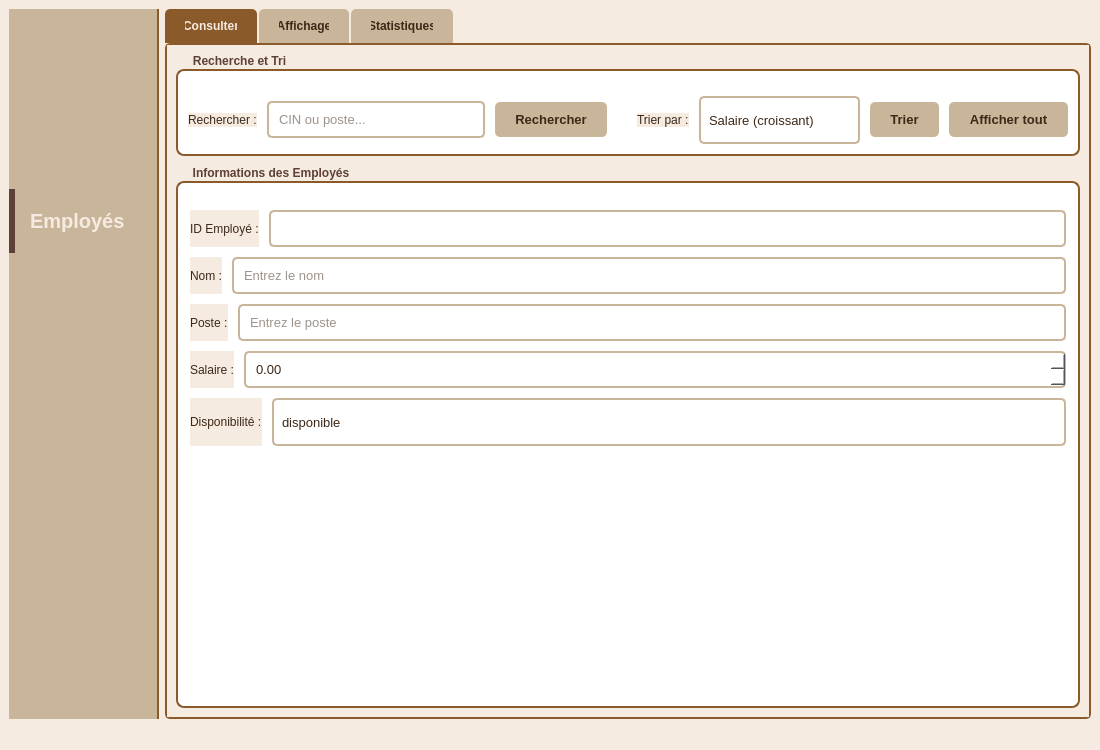
Esprit-UP-Algo/projetcpp2526-s2-2a8-smart-carpentry-morkshop-management, file interface_employe/mainwindow.ui: the form before one commit.
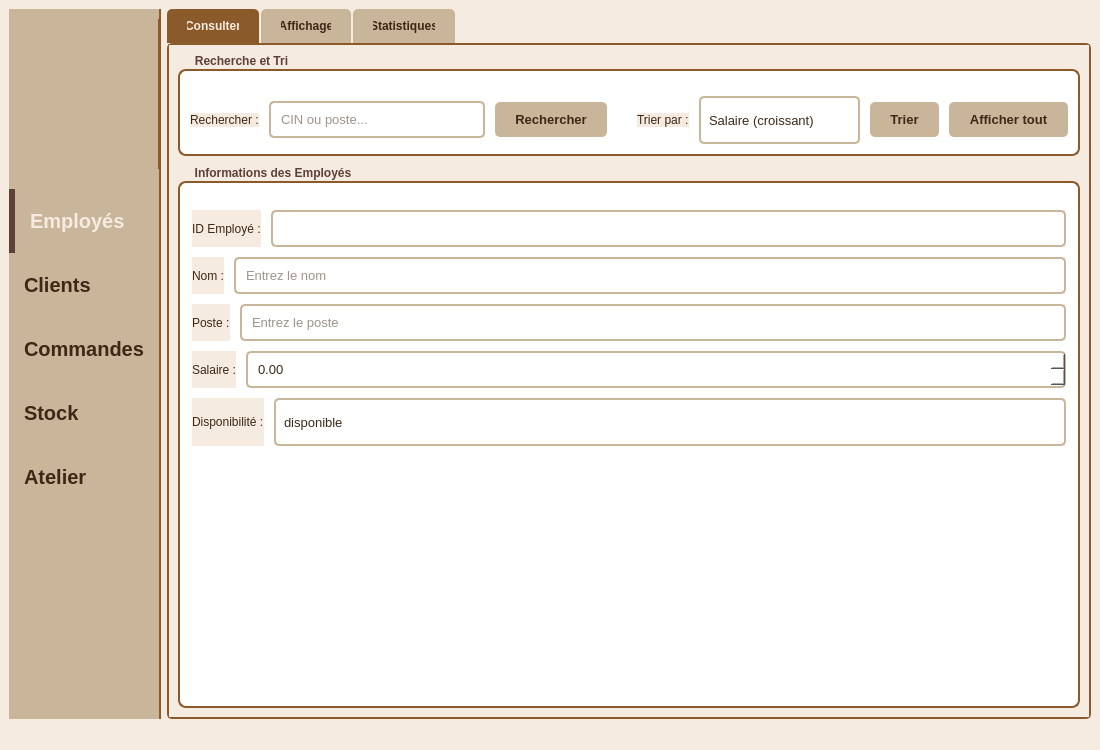
The form after the commit. Icons and pictures are not drawn.

```diff
--- a/interface_employe/mainwindow.ui
+++ b/interface_employe/mainwindow.ui
@@ -42,10 +42,10 @@
     QTableWidget { background-color: #FFFFFF; alternate-background-color: #F5EBE0; border: 2px solid #C9B59A; border-radius: 5px; gridline-color: #C9B59A; color: #3D2817; }
     QTableWidget::item:selected { background-color: #8B5A2B; color: #F5EBE0; }
     QHeaderView::section { background-color: #8B5A2B; color: #F5EBE0; padding: 6px; border: none; font-weight: bold; font-size: 10pt; }
-    QPushButton#btnEmployes { background-color: #C9B59A; color: #3D2817; border: none; border-left: 0px solid #8B5A2B; border-radius: 0; padding: 20px 15px; font-size: 15pt; font-weight: bold; text-align: left; }
-    QPushButton#btnEmployes:hover { background-color: #9B8068; color: white; }
-    QPushButton#btnEmployes:checked { background-color: #8B5A2B; color: #F5EBE0; border-left: 6px solid #5D4037; }
-    QPushButton#btnEmployes:pressed { background-color: #5D4037; color: white; }
+    QPushButton#btnEmployes, QPushButton#btnClients, QPushButton#btnCommandes, QPushButton#btnStock, QPushButton#btnAtelier { background-color: #C9B59A; color: #3D2817; border: none; border-left: 0px solid #8B5A2B; border-radius: 0; padding: 20px 15px; font-size: 15pt; font-weight: bold; text-align: left; }
+    QPushButton#btnEmployes:hover, QPushButton#btnClients:hover, QPushButton#btnCommandes:hover, QPushButton#btnStock:hover, QPushButton#btnAtelier:hover { background-color: #9B8068; color: white; }
+    QPushButton#btnEmployes:checked, QPushButton#btnClients:checked, QPushButton#btnCommandes:checked, QPushButton#btnStock:checked, QPushButton#btnAtelier:checked { background-color: #8B5A2B; color: #F5EBE0; border-left: 6px solid #5D4037; }
+    QPushButton#btnEmployes:pressed, QPushButton#btnClients:pressed, QPushButton#btnCommandes:pressed, QPushButton#btnStock:pressed, QPushButton#btnAtelier:pressed { background-color: #5D4037; color: white; }
    </string>
   </property>
   <widget class="QWidget" name="centralwidget">
@@ -134,6 +134,58 @@
          </property>
         </widget>
        </item>
+       <item>
+        <widget class="QPushButton" name="btnClients">
+         <property name="text">
+          <string>Clients</string>
+         </property>
+         <property name="checkable">
+          <bool>true</bool>
+         </property>
+         <property name="checked">
+          <bool>false</bool>
+         </property>
+        </widget>
+       </item>
+       <item>
+        <widget class="QPushButton" name="btnCommandes">
+         <property name="text">
+          <string>Commandes</string>
+         </property>
+         <property name="checkable">
+          <bool>true</bool>
+         </property>
+         <property name="checked">
+          <bool>false</bool>
+         </property>
+        </widget>
+       </item>
+       <item>
+        <widget class="QPushButton" name="btnStock">
+         <property name="text">
+          <string>Stock</string>
+         </property>
+         <property name="checkable">
+          <bool>true</bool>
+         </property>
+         <property name="checked">
+          <bool>false</bool>
+         </property>
+        </widget>
+       </item>
+       <item>
+        <widget class="QPushButton" name="btnAtelier">
+         <property name="text">
+          <string>Atelier</string>
+         </property>
+         <property name="checkable">
+          <bool>true</bool>
+         </property>
+         <property name="checked">
+          <bool>false</bool>
+         </property>
+        </widget>
+       </item>
        <item>
         <spacer name="verticalSpacerSidebar">
          <property name="orientation">
```
